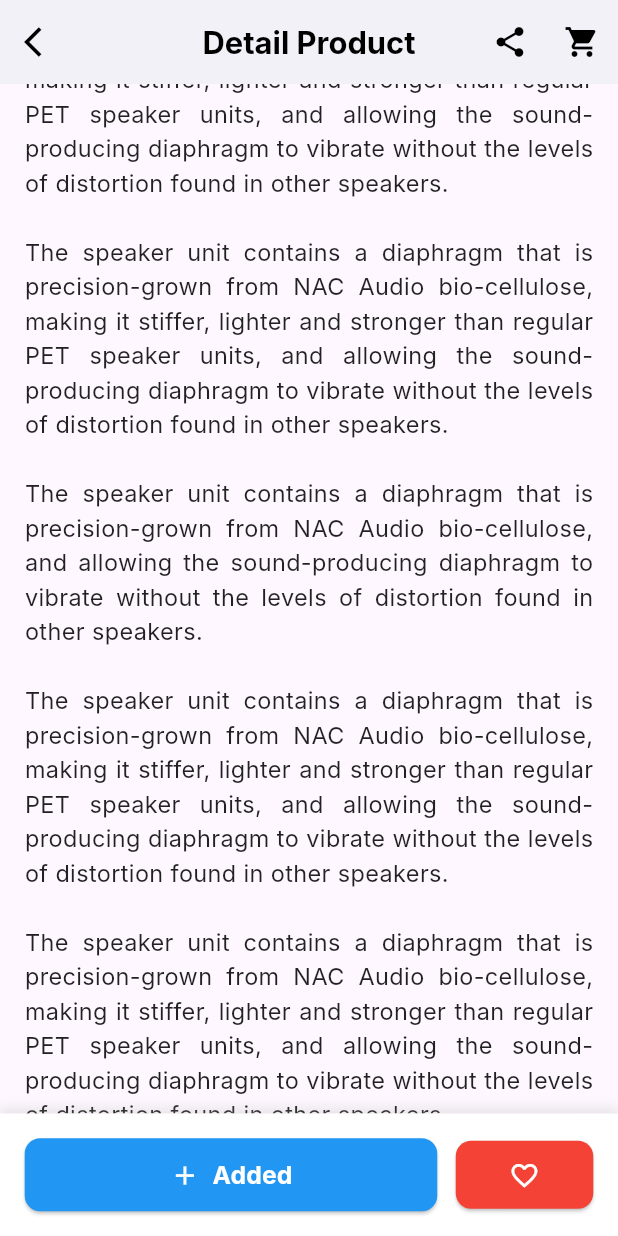
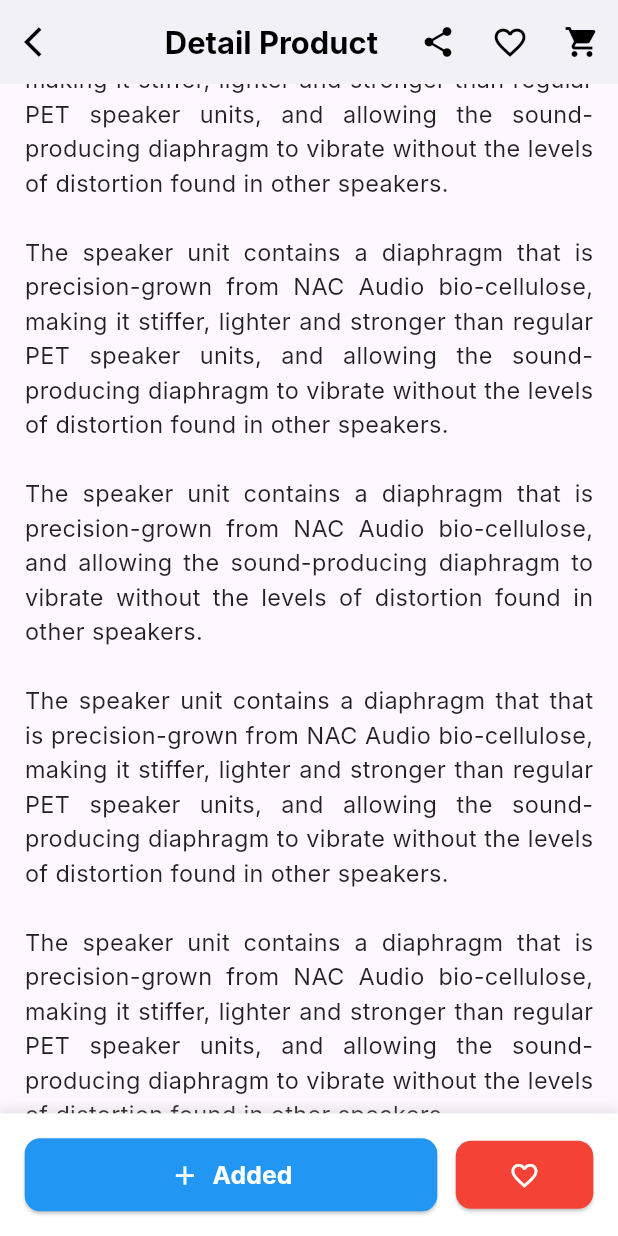
Before and after one commit to VyankateshRohokale/ecommerce-app, a Flutter app: the DetailProductPage screen opened directly, scrolled down 576 dp, on a phone screen of 412 x 824 dp. Run offline on Flutter 3.47's test engine with Material 3 defaults, Android fonts, the phone set to English and light mode, and no system bars; our stand-ins replace firebase_messaging, flutter_local_notifications, go_router; accounts and stored records are empty; network calls fail; Roboto replaces fonts that are missing (Inter).

```diff
--- a/lib/main.dart
+++ b/lib/main.dart
@@ -1,14 +1,18 @@
-import 'package:ecommerce/screens/news_page.dart';
 import 'package:flutter/material.dart';
 import 'package:go_router/go_router.dart';
-import 'package:provider/provider.dart';
+import 'package:provider/provider.dart'; // Import provider package
 
-import 'screens/home_page.dart'; // Assuming this is your HomePage
-import 'screens/detail_product_page.dart'; // Your detail product page
-import 'screens/signin_page.dart'; // Import your SignInPage
-import 'providers/app_data_provider.dart';
-import 'screens/detailed_news_page.dart'; // Corrected import path for DetailedNewsPage
-import 'screens/search.dart'; // Corrected import path for SearchPage (assuming file is search_page.dart)
+import 'package:ecommerce/providers/favorite_provider.dart'; // Import your FavoriteProvider
+import 'package:ecommerce/screens/home_page.dart';
+import 'package:ecommerce/screens/detail_product_page.dart';
+import 'package:ecommerce/screens/seller_info.dart'; // Corrected Import: InfoSellerPage to seller_info.dart
+import 'package:ecommerce/screens/review_product.dart'; // Corrected Import: ReviewProductPage to review_product.dart
+import 'package:ecommerce/screens/search.dart'; // Import SearchPage
+import 'package:ecommerce/screens/news_page.dart'; // Import NewsPage
+import 'package:ecommerce/screens/signin_page.dart'; // Import SignInPage
+import 'package:ecommerce/providers/app_data_provider.dart'; // Import AppDataProvider
+import 'package:ecommerce/screens/detailed_news_page.dart'; // Import DetailedNewsPage (assuming it's named DetailNewsPage class)
+
 
 // Define a global key for GoRouter for navigation from non-widget contexts
 final GlobalKey<NavigatorState> _rootNavigatorKey = GlobalKey<NavigatorState>();
@@ -31,6 +35,18 @@ final GoRouter _router = GoRouter(
           },
         ),
         GoRoute(
+          path: 'seller_info', // Route for InfoSellerPage (now correctly linked to seller_info.dart)
+          builder: (BuildContext context, GoRouterState state) {
+            return const InfoSellerPage(); // Assuming the class name is InfoSellerPage
+          },
+        ),
+        GoRoute(
+          path: 'review_product', // Route for ReviewProductPage (now correctly linked to review_product.dart)
+          builder: (BuildContext context, GoRouterState state) {
+            return const ReviewProductPage(); // Assuming the class name is ReviewProductPage
+          },
+        ),
+        GoRoute(
           path: 'news', // Route for the main News listing page
           builder: (BuildContext context, GoRouterState state) {
             return const NewsPage();
@@ -40,37 +56,18 @@ final GoRouter _router = GoRouter(
           path: 'news_detail/:newsId', // Route for individual detailed news
           builder: (BuildContext context, GoRouterState state) {
             final String? newsId = state.pathParameters['newsId'];
-            // This line correctly uses 'DetailedNewsPage'
             return DetailNewsPage(newsId: newsId);
           },
         ),
-        // Add more routes as your app grows
-      ],
-    ),
-    // Define the route for your HomePage explicitly (kept as per your provided code)
         GoRoute(
-      path: '/home', // Explicit route for HomePage
+          path: 'search', // Route for SearchPage
           builder: (BuildContext context, GoRouterState state) {
-        return const HomePage();
-      },
-    ),
-    // Define the route for your SignInPage
-    GoRoute(
-      path: '/signin', // This is the route path for your sign-in page
-      builder: (BuildContext context, GoRouterState state) {
-        return const SignInPage();
-      },
-    ),
-    // Route for the SearchPage
-    GoRoute(
-      path: '/search',
-      builder: (BuildContext context, GoRouterState state) {
-        return const SearchPage(); // Uses the SearchPage class
+            return const SearchPage();
           },
         ),
         // Example route for /detail, as used in your HomePage's cart button
         GoRoute(
-      path: '/detail',
+          path: 'detail',
           builder: (BuildContext context, GoRouterState state) {
             return Scaffold(
               appBar: AppBar(title: const Text('Detail Screen')),
@@ -80,7 +77,7 @@ final GoRouter _router = GoRouter(
         ),
         // Example route for categories, as used in your HomePage's section headers
         GoRoute(
-      path: '/category/:name',
+          path: 'category/:name',
           builder: (BuildContext context, GoRouterState state) {
             final categoryName = state.pathParameters['name'];
             return Scaffold(
@@ -90,18 +87,28 @@ final GoRouter _router = GoRouter(
           },
         ),
       ],
+    ),
+    // Define the route for your SignInPage outside the '/' nested routes
+    GoRoute(
+      path: '/signin', // This is the route path for your sign-in page
+      builder: (BuildContext context, GoRouterState state) {
+        return const SignInPage();
+      },
+    ),
+  ],
   // Optional: Add an error page for unknown routes
   // errorBuilder: (context, state) => ErrorScreen(error: state.error),
 );
 
 
-Future<void> main() async {
+void main() {
   WidgetsFlutterBinding.ensureInitialized(); // Keep this as it's good practice
 
   runApp(
     MultiProvider(
       providers: [
         ChangeNotifierProvider(create: (_) => AppDataProvider()),
+        ChangeNotifierProvider(create: (_) => FavoriteProvider()), // Added FavoriteProvider here
       ],
       child: const MyApp(),
     ),
@@ -124,6 +131,7 @@ class MyApp extends StatelessWidget {
           fontFamily: 'Inter',
         ),
         routerConfig: _router,
+        debugShowCheckedModeBanner: false, // Added this back for consistency
       ),
     );
   }
--- /dev/null
+++ b/lib/providers/favorite_provider.dart
@@ -0,0 +1,25 @@
+import 'package:flutter/foundation.dart';
+import 'dart:collection'; // For UnmodifiableSetView
+
+class FavoriteProvider with ChangeNotifier {
+  // Private set to store IDs of favorited products
+  final Set<String> _favoriteProductIds = {};
+
+  // Public getter to check if a product is favorited
+  bool isFavorite(String productId) {
+    return _favoriteProductIds.contains(productId);
+  }
+
+  // Method to toggle the favorite status of a product
+  void toggleFavorite(String productId) {
+    if (_favoriteProductIds.contains(productId)) {
+      _favoriteProductIds.remove(productId);
+    } else {
+      _favoriteProductIds.add(productId);
+    }
+    notifyListeners(); // Notify listeners that the state has changed
+  }
+
+  // Public getter to access the set of favorite product IDs (unmodifiable)
+  Set<String> get favoriteProductIds => UnmodifiableSetView(_favoriteProductIds);
+}
--- a/lib/screens/detail_product_page.dart
+++ b/lib/screens/detail_product_page.dart
@@ -1,5 +1,8 @@
 import 'package:flutter/material.dart';
-import 'package:go_router/go_router.dart'; // Keep go_router import if you plan to use context.pop()
+import 'package:go_router/go_router.dart';
+import 'package:provider/provider.dart';
+import 'package:ecommerce/providers/favorite_provider.dart'; // Ensure this path is correct
+import 'package:ecommerce/screens/seller_info.dart'; // Import the InfoSellerPage
 
 class DetailProductPage extends StatelessWidget {
   final String? productId;
@@ -17,6 +20,10 @@ class DetailProductPage extends StatelessWidget {
     final String productName = extra?['productName'] ?? 'TMA-2HD Wireless'; // Default product name
     final String productImageUrl = extra?['imageUrl'] ?? 'assets/images/headphone.jpg'; // Default image
     final String productPrice = extra?['newPrice'] ?? 'Rp 1.500.000'; // Default price
+
+    // Access FavoriteProvider
+    final favoriteProvider = Provider.of<FavoriteProvider>(context);
+    final bool isProductFavorite = favoriteProvider.isFavorite(productId ?? '');
 
     // Sample data for reviews (copied from detail_news_page.dart, adjusted for products)
     final List<Map<String, String>> reviews = [
@@ -83,6 +90,24 @@ class DetailProductPage extends StatelessWidget {
             icon: const Icon(Icons.share, color: Colors.black), // Share icon
             onPressed: () {
               debugPrint('Share tapped');
+            },
+          ),
+          IconButton(
+            icon: Icon(
+              isProductFavorite ? Icons.favorite : Icons.favorite_border,
+              color: isProductFavorite ? Colors.red : Colors.black,
+              size: screenWidth * 0.06,
+            ),
+            onPressed: () {
+              if (productId != null) {
+                favoriteProvider.toggleFavorite(productId!);
+                ScaffoldMessenger.of(context).showSnackBar(
+                  SnackBar(
+                    content: Text(isProductFavorite ? 'Removed from favorites!' : 'Added to favorites!'),
+                    duration: const Duration(milliseconds: 800),
+                  ),
+                );
+              }
             },
           ),
           IconButton(
@@ -191,7 +216,11 @@ class DetailProductPage extends StatelessWidget {
             SizedBox(height: screenHeight * 0.02),
 
             // Shop Information (Copied from 009.png)
-            Padding(
+            GestureDetector( // This is the GestureDetector for navigation
+              onTap: () {
+                context.push('/seller_info'); // Navigates to the seller info page
+              },
+              child: Padding(
                 padding: EdgeInsets.symmetric(horizontal: screenWidth * 0.04),
                 child: Container(
                   padding: EdgeInsets.all(screenWidth * 0.03),
@@ -246,6 +275,7 @@ class DetailProductPage extends StatelessWidget {
                   ),
                 ),
               ),
+            ),
             SizedBox(height: screenHeight * 0.02),
 
             // Product Description
@@ -269,7 +299,7 @@ The speaker unit contains a diaphragm that is precision-grown from NAC Audio bio
 
 The speaker unit contains a diaphragm that is precision-grown from NAC Audio bio-cellulose, and allowing the sound-producing diaphragm to vibrate without the levels of distortion found in other speakers.
 
-The speaker unit contains a diaphragm that is precision-grown from NAC Audio bio-cellulose, making it stiffer, lighter and stronger than regular PET speaker units, and allowing the sound-producing diaphragm to vibrate without the levels of distortion found in other speakers.
+The speaker unit contains a diaphragm that that is precision-grown from NAC Audio bio-cellulose, making it stiffer, lighter and stronger than regular PET speaker units, and allowing the sound-producing diaphragm to vibrate without the levels of distortion found in other speakers.
 
 The speaker unit contains a diaphragm that is precision-grown from NAC Audio bio-cellulose, making it stiffer, lighter and stronger than regular PET speaker units, and allowing the sound-producing diaphragm to vibrate without the levels of distortion found in other speakers.
                 ''',
@@ -406,7 +436,7 @@ The speaker unit contains a diaphragm that is precision-grown from NAC Audio bio
         ),
       ),
       // Persistent bottom bar with Add and Favorite buttons (from 009.png)
-      bottomSheet: _buildPersistentBottomBar(screenWidth, screenHeight, textScaleFactor),
+      bottomSheet: _buildPersistentBottomBar(context, screenWidth, screenHeight, textScaleFactor, productId ?? ''), // Pass context and productId
     );
   }
 
@@ -569,7 +599,11 @@ The speaker unit contains a diaphragm that is precision-grown from NAC Audio bio
   }
 
   // Persistent bottom bar with Add and Favorite buttons (Copied from 009.png)
-  Widget _buildPersistentBottomBar(double screenWidth, double screenHeight, double textScaleFactor) {
+  Widget _buildPersistentBottomBar(BuildContext context, double screenWidth, double screenHeight, double textScaleFactor, String productId) {
+    // Access FavoriteProvider here
+    final favoriteProvider = Provider.of<FavoriteProvider>(context);
+    final bool isProductFavorite = favoriteProvider.isFavorite(productId);
+
     return Container(
       padding: EdgeInsets.symmetric(horizontal: screenWidth * 0.04, vertical: screenHeight * 0.02),
       decoration: BoxDecoration(
@@ -591,6 +625,9 @@ The speaker unit contains a diaphragm that is precision-grown from NAC Audio bio
             child: ElevatedButton.icon(
               onPressed: () {
                 debugPrint('Add button tapped');
+                ScaffoldMessenger.of(context).showSnackBar(
+                  SnackBar(content: Text('Product added to cart!')),
+                );
                 // Implement add to cart logic
               },
               icon: Icon(Icons.add, color: Colors.white, size: screenWidth * 0.05),
@@ -617,8 +654,14 @@ The speaker unit contains a diaphragm that is precision-grown from NAC Audio bio
             flex: 1,
             child: ElevatedButton(
               onPressed: () {
-                debugPrint('Favorite button tapped');
-                // Implement favorite logic
+                debugPrint('Favorite button tapped for product ID: $productId');
+                favoriteProvider.toggleFavorite(productId); // Toggle favorite status
+                ScaffoldMessenger.of(context).showSnackBar(
+                  SnackBar(
+                    content: Text(isProductFavorite ? 'Removed from favorites!' : 'Added to favorites!'),
+                    duration: const Duration(milliseconds: 800),
+                  ),
+                );
               },
               style: ElevatedButton.styleFrom(
                 backgroundColor: Colors.red, // Red for favorite/heart
@@ -627,7 +670,11 @@ The speaker unit contains a diaphragm that is precision-grown from NAC Audio bio
                   borderRadius: BorderRadius.circular(screenWidth * 0.025),
                 ),
               ),
-              child: Icon(Icons.favorite_border, color: Colors.white, size: screenWidth * 0.05),
+              child: Icon(
+                isProductFavorite ? Icons.favorite : Icons.favorite_border, // Dynamically change icon
+                color: Colors.white,
+                size: screenWidth * 0.05,
+              ),
             ),
           ),
         ],
```
Also changed, not shown: lib/screens/seller_info.dart (+4 -5 lines). Lines whose indentation alone changed are shown as unchanged.
